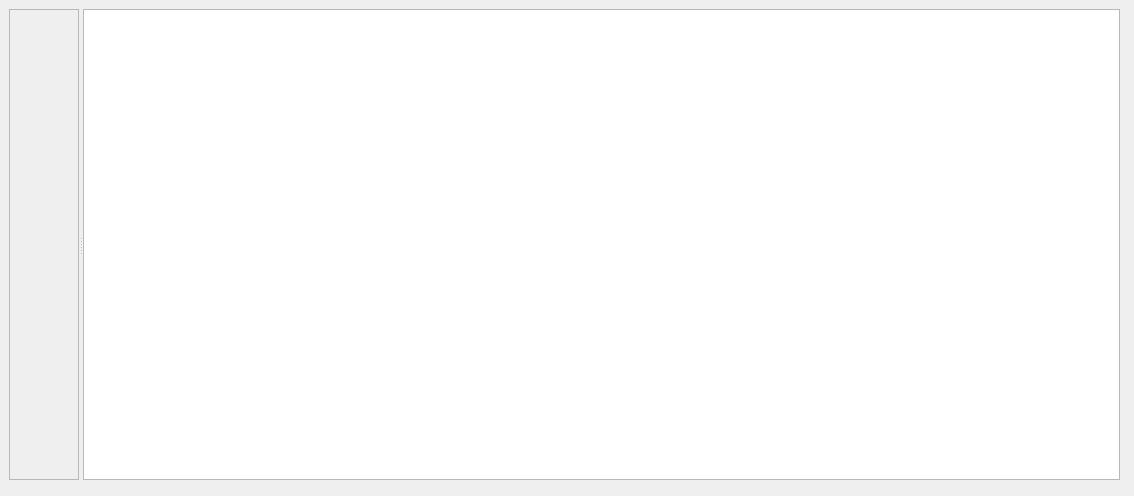
First picture: the form in revision_tree/revisiontree.ui, repository PLLUG/sourceline, before the edit.
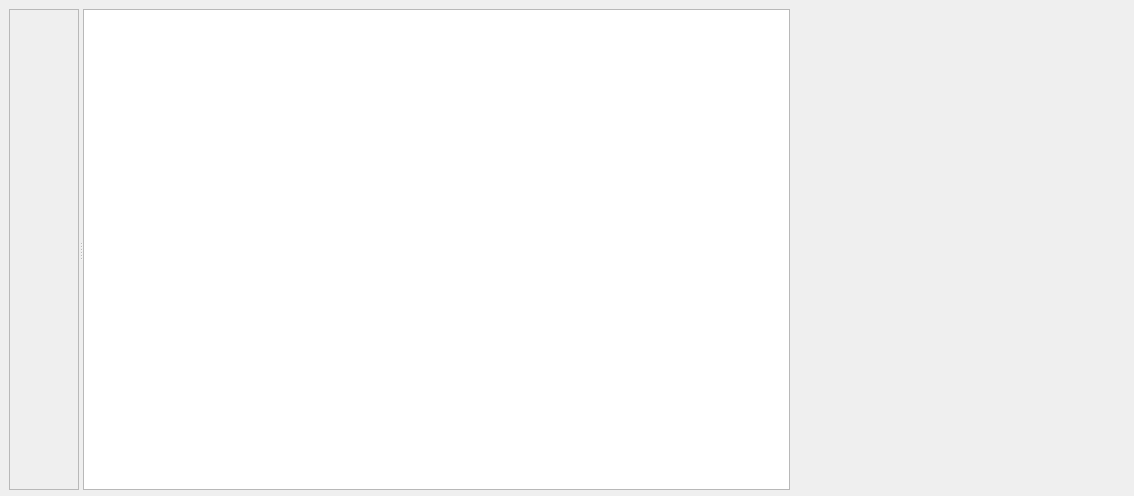
Second picture: the form after the edit. Custom widgets are drawn as their Qt base class.

Commit message: Fixed bug with scrolling.

Diff of the .ui file:
```diff
--- a/revision_tree/revisiontree.ui
+++ b/revision_tree/revisiontree.ui
@@ -18,8 +18,8 @@
     <rect>
      <x>9</x>
      <y>9</y>
-     <width>1111</width>
-     <height>471</height>
+     <width>781</width>
+     <height>481</height>
     </rect>
    </property>
    <property name="orientation">
@@ -38,7 +38,7 @@
        <x>0</x>
        <y>0</y>
        <width>69</width>
-       <height>469</height>
+       <height>479</height>
       </rect>
      </property>
      <property name="sizePolicy">
```
The commit also changes 2 other files.
